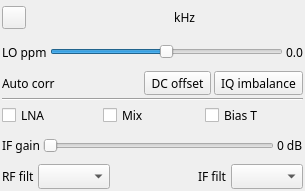
The window that plugins/samplesource/fcdproplus/fcdproplusgui.ui (f4exb/sdrangel) describes before a commit, drawn with Qt 5.
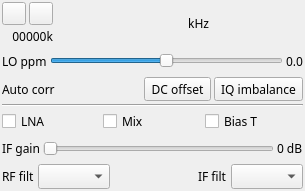
The same window after the commit. Icons and pictures are not drawn. Custom widgets are drawn as their Qt base class.

Commit message: Multi device support: Aligned Funcube Pro+ plugin

Patch:
```diff
--- a/plugins/samplesource/fcdproplus/fcdproplusgui.ui
+++ b/plugins/samplesource/fcdproplus/fcdproplusgui.ui
@@ -33,7 +33,11 @@
     <number>2</number>
    </property>
    <item>
-    <layout class="QHBoxLayout" name="horizontalLayout_3">
+    <layout class="QHBoxLayout" name="frequencyLayout">
+     <item>
+      <layout class="QVBoxLayout" name="deviceUILayout">
+       <item>
+        <layout class="QHBoxLayout" name="deviceButtonsLayout">
      <item>
       <widget class="ButtonSwitch" name="startStop">
        <property name="toolTip">
@@ -48,6 +52,41 @@
          <normalon>:/stop.png</normalon>:/play.png</iconset>
        </property>
       </widget>
+         </item>
+         <item>
+          <widget class="ButtonSwitch" name="record">
+           <property name="toolTip">
+            <string>Toggle record I/Q samples from device</string>
+           </property>
+           <property name="text">
+            <string/>
+           </property>
+           <property name="icon">
+            <iconset resource="../../../sdrbase/resources/res.qrc">
+             <normaloff>:/record_off.png</normaloff>:/record_off.png</iconset>
+           </property>
+          </widget>
+         </item>         
+        </layout>
+       </item>
+       <item>
+        <layout class="QHBoxLayout" name="deviceRateLayout">
+         <item>
+          <widget class="QLabel" name="deviceRateText">
+           <property name="toolTip">
+            <string>I/Q sample rate kS/s</string>
+           </property>
+           <property name="text">
+            <string>00000k</string>
+           </property>
+           <property name="alignment">
+            <set>Qt::AlignRight|Qt::AlignTrailing|Qt::AlignVCenter</set>
+           </property>
+          </widget>
+         </item>        
+        </layout>
+       </item>
+      </layout>
      </item>
      <item>
       <spacer name="horizontalSpacer">
```
Lines whose indentation alone changed are shown as unchanged. The commit also changes 2 other files.
